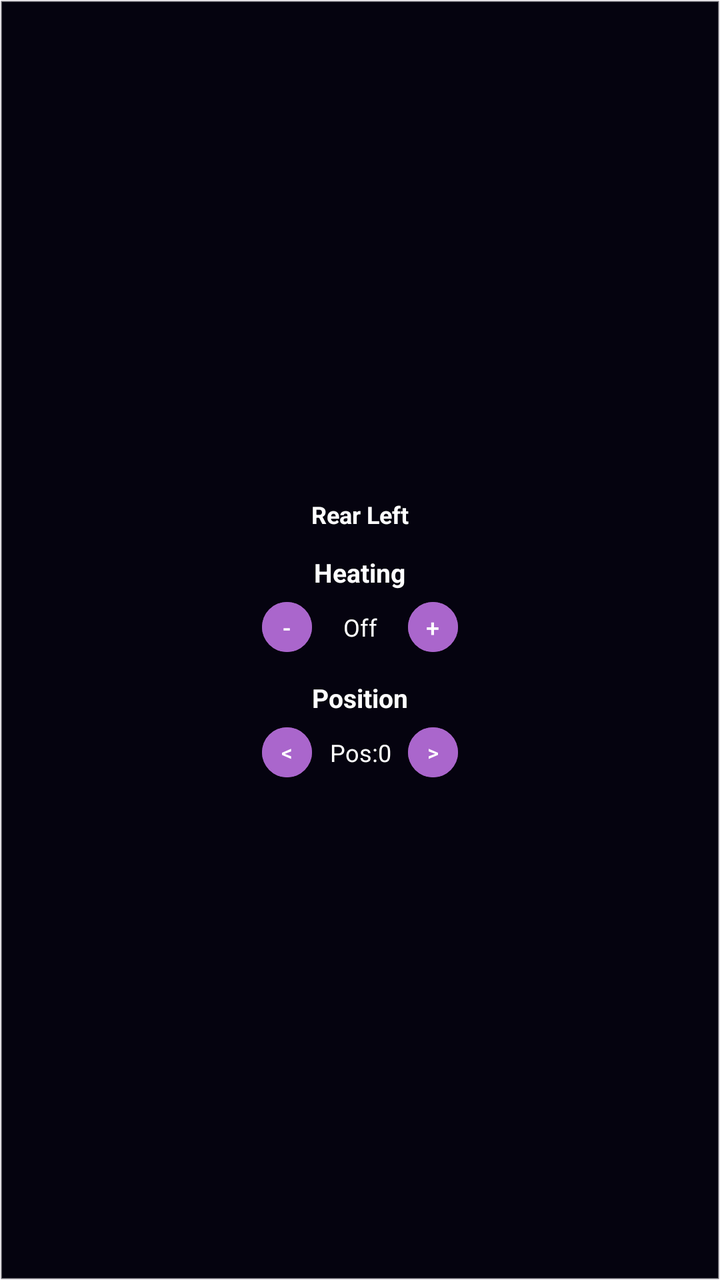
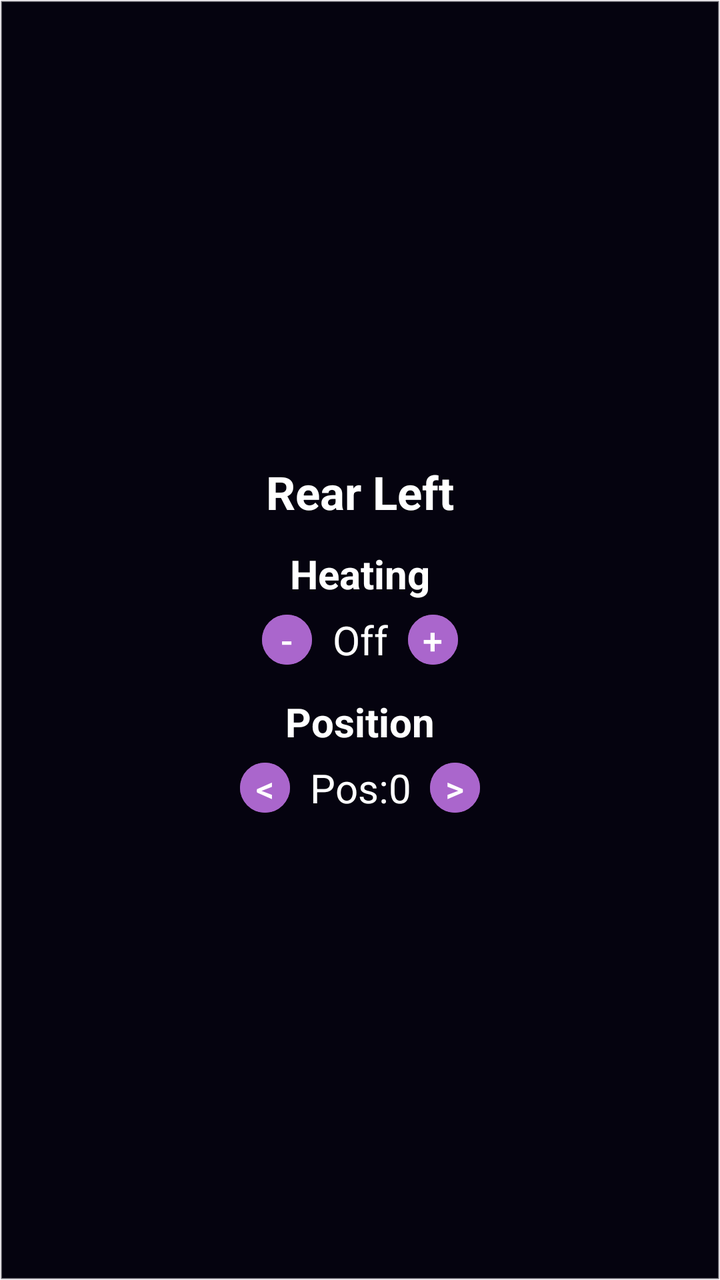

Two renders of the same Android screen: before a commit and after it. Below are the layout's source before the change and the commit's diff.
<!-- AndroidManifest.xml: application theme Theme.VehicleControlHub -->
<!-- res/layout/seat_cell_rear_left.xml -->
<LinearLayout xmlns:android="http://schemas.android.com/apk/res/android"
    android:layout_width="0dp"
    android:layout_weight="1"
    android:layout_height="wrap_content"
    android:minHeight="120dp"
    android:orientation="vertical"
    android:gravity="center"
    android:padding="6dp"
    android:background="@drawable/seat_cell_border">

    <TextView
        android:text="Rear Left"
        android:layout_width="wrap_content"
        android:layout_height="wrap_content"
        android:textColor="@android:color/white"
        android:textSize="12sp"
        android:textStyle="bold"/>

    
    <LinearLayout
        android:layout_width="match_parent"
        android:layout_height="wrap_content"
        android:orientation="vertical"
        android:gravity="center"
        android:padding="2dp">

        <TextView
            android:text="Heating"
            android:layout_width="wrap_content"
            android:layout_height="wrap_content"
            android:paddingTop="10dp"
            android:textColor="@android:color/white"
            android:textSize="13sp"
            android:textStyle="bold"/>

        <LinearLayout
            android:layout_width="wrap_content"
            android:layout_height="wrap_content"
            android:orientation="horizontal"
            android:gravity="center"
            android:layout_marginTop="6dp">

            <Button
                android:id="@+id/btnRearLeftDecrease"
                android:layout_width="25dp"
                android:layout_height="25dp"
                android:minWidth="0dp"
                android:minHeight="0dp"
                android:padding="0dp"
                android:insetLeft="0dp"
                android:insetRight="0dp"
                android:insetTop="0dp"
                android:insetBottom="0dp"
                android:text="-"
                android:textSize="12sp"
                android:textColor="@android:color/white"
                android:backgroundTint="@android:color/holo_purple" />

            <TextView
                android:id="@+id/tvRearLeftLevel"
                android:layout_width="48dp"
                android:layout_height="wrap_content"
                android:text="Off"
                android:textColor="@android:color/white"
                android:textSize="12sp"
                android:gravity="center" />

            <Button
                android:id="@+id/btnRearLeftIncrease"
                android:layout_width="25dp"
                android:layout_height="25dp"
                android:minWidth="0dp"
                android:minHeight="0dp"
                android:padding="0dp"
                android:insetLeft="0dp"
                android:insetRight="0dp"
                android:insetTop="0dp"
                android:insetBottom="0dp"
                android:text="+"
                android:textSize="12sp"
                android:textColor="@android:color/white"
                android:backgroundTint="@android:color/holo_purple" />
        </LinearLayout>
    </LinearLayout>

    
    <LinearLayout
        android:layout_width="match_parent"
        android:layout_height="wrap_content"
        android:orientation="vertical"
        android:gravity="center"
        android:padding="2dp">

        <TextView
            android:text="Position"
            android:layout_width="wrap_content"
            android:layout_height="wrap_content"
            android:textColor="@android:color/white"
            android:paddingTop="10dp"
            android:textSize="13sp"
            android:textStyle="bold"/>

        <LinearLayout
            android:layout_width="wrap_content"
            android:layout_height="wrap_content"
            android:orientation="horizontal"
            android:gravity="center"
            android:layout_marginTop="6dp">

            <Button
                android:id="@+id/btnRearLeftSeatBackward"
                android:layout_width="25dp"
                android:layout_height="25dp"
                android:minWidth="0dp"
                android:minHeight="0dp"
                android:padding="0dp"
                android:insetLeft="0dp"
                android:insetRight="0dp"
                android:insetTop="0dp"
                android:insetBottom="0dp"
                android:text="&lt;"
                android:textSize="11sp"
                android:textColor="@android:color/white"
                android:backgroundTint="@android:color/holo_purple" />

            <TextView
                android:id="@+id/tvRearLeftSeatPosition"
                android:layout_width="48dp"
                android:layout_height="wrap_content"
                android:text="Pos:0"
                android:textColor="@android:color/white"
                android:textSize="12sp"
                android:gravity="center" />

            <Button
                android:id="@+id/btnRearLeftSeatForward"
                android:layout_width="25dp"
                android:layout_height="25dp"
                android:minWidth="0dp"
                android:minHeight="0dp"
                android:padding="0dp"
                android:insetLeft="0dp"
                android:insetRight="0dp"
                android:insetTop="0dp"
                android:insetBottom="0dp"
                android:text=">"
                android:textSize="11sp"
                android:textColor="@android:color/white"
                android:backgroundTint="@android:color/holo_purple" />
        </LinearLayout>
    </LinearLayout>

</LinearLayout>
<!-- resources referenced by this layout -->
<resources>
  <!-- drawable seat_cell_border (drawable) -->
  <?xml version="1.0" encoding="utf-8"?>
  <shape xmlns:android="http://schemas.android.com/apk/res/android">
      <solid android:color="#05030f" />
      <stroke
          android:width="1dp"
          android:color="#66FFFFFF" />
      <padding
          android:left="6dp"
          android:top="6dp"
          android:right="6dp"
          android:bottom="6dp" />
  </shape>
  <style name="Theme.VehicleControlHub" parent="Base.Theme.VehicleControlHub" />
  <style name="Base.Theme.VehicleControlHub" parent="Theme.Material3.DayNight.NoActionBar">
          
          
      </style>
</resources>

<!-- the commit's change to res/layout/seat_cell_rear_left.xml (unified diff, before → after) -->
@@ -13,7 +13,7 @@
         android:layout_width="wrap_content"
         android:layout_height="wrap_content"
         android:textColor="@android:color/white"
-        android:textSize="12sp"
+        android:textSize="23sp"
         android:textStyle="bold"/>
 
     
@@ -30,7 +30,7 @@
             android:layout_height="wrap_content"
             android:paddingTop="10dp"
             android:textColor="@android:color/white"
-            android:textSize="13sp"
+            android:textSize="20sp"
             android:textStyle="bold"/>
 
         <LinearLayout
@@ -52,7 +52,7 @@
                 android:insetTop="0dp"
                 android:insetBottom="0dp"
                 android:text="-"
-                android:textSize="12sp"
+                android:textSize="18sp"
                 android:textColor="@android:color/white"
                 android:backgroundTint="@android:color/holo_purple" />
 
@@ -62,7 +62,7 @@
                 android:layout_height="wrap_content"
                 android:text="Off"
                 android:textColor="@android:color/white"
-                android:textSize="12sp"
+                android:textSize="20sp"
                 android:gravity="center" />
 
             <Button
@@ -77,7 +77,7 @@
                 android:insetTop="0dp"
                 android:insetBottom="0dp"
                 android:text="+"
-                android:textSize="12sp"
+                android:textSize="18sp"
                 android:textColor="@android:color/white"
                 android:backgroundTint="@android:color/holo_purple" />
         </LinearLayout>
@@ -97,7 +97,7 @@
             android:layout_height="wrap_content"
             android:textColor="@android:color/white"
             android:paddingTop="10dp"
-            android:textSize="13sp"
+            android:textSize="20sp"
             android:textStyle="bold"/>
 
         <LinearLayout
@@ -119,17 +119,17 @@
                 android:insetTop="0dp"
                 android:insetBottom="0dp"
                 android:text="&lt;"
-                android:textSize="11sp"
+                android:textSize="18sp"
                 android:textColor="@android:color/white"
                 android:backgroundTint="@android:color/holo_purple" />
 
             <TextView
                 android:id="@+id/tvRearLeftSeatPosition"
-                android:layout_width="48dp"
+                android:layout_width="70dp"
                 android:layout_height="wrap_content"
                 android:text="Pos:0"
                 android:textColor="@android:color/white"
-                android:textSize="12sp"
+                android:textSize="20sp"
                 android:gravity="center" />
 
             <Button
@@ -144,7 +144,7 @@
                 android:insetTop="0dp"
                 android:insetBottom="0dp"
                 android:text=">"
-                android:textSize="11sp"
+                android:textSize="18sp"
                 android:textColor="@android:color/white"
                 android:backgroundTint="@android:color/holo_purple" />
         </LinearLayout>
